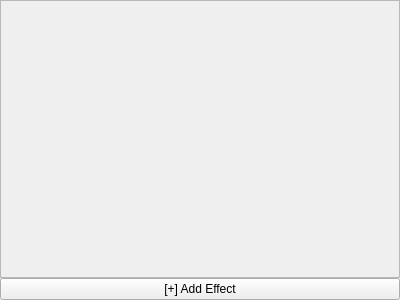
Before: the Qt Designer form panels/effectcontrols.ui in olive-editor/olive, drawn with Qt 5.
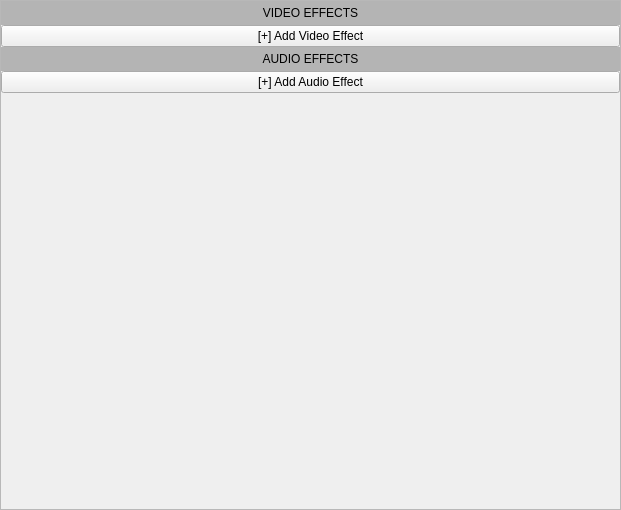
After: the same form once the commit is applied.

The edit to the form file:
```diff
--- a/panels/effectcontrols.ui
+++ b/panels/effectcontrols.ui
@@ -6,8 +6,8 @@
    <rect>
     <x>0</x>
     <y>0</y>
-    <width>400</width>
-    <height>300</height>
+    <width>621</width>
+    <height>510</height>
    </rect>
   </property>
   <property name="sizePolicy">
@@ -49,11 +49,14 @@
         <rect>
          <x>0</x>
          <y>0</y>
-         <width>398</width>
-         <height>253</height>
+         <width>619</width>
+         <height>482</height>
         </rect>
        </property>
        <layout class="QVBoxLayout" name="verticalLayout_2">
+        <property name="spacing">
+         <number>0</number>
+        </property>
         <property name="leftMargin">
          <number>0</number>
         </property>
@@ -66,6 +69,157 @@
         <property name="bottomMargin">
          <number>0</number>
         </property>
+        <item>
+         <widget class="QWidget" name="vcontainer" native="true">
+          <layout class="QVBoxLayout" name="verticalLayout_3">
+           <property name="spacing">
+            <number>0</number>
+           </property>
+           <property name="leftMargin">
+            <number>0</number>
+           </property>
+           <property name="topMargin">
+            <number>0</number>
+           </property>
+           <property name="rightMargin">
+            <number>0</number>
+           </property>
+           <property name="bottomMargin">
+            <number>0</number>
+           </property>
+           <item>
+            <widget class="QLabel" name="label">
+             <property name="sizePolicy">
+              <sizepolicy hsizetype="Preferred" vsizetype="Maximum">
+               <horstretch>0</horstretch>
+               <verstretch>0</verstretch>
+              </sizepolicy>
+             </property>
+             <property name="font">
+              <font>
+               <pointsize>9</pointsize>
+              </font>
+             </property>
+             <property name="styleSheet">
+              <string notr="true">padding: 5px;
+background: rgba(0, 0, 0, 0.25);</string>
+             </property>
+             <property name="text">
+              <string>VIDEO EFFECTS</string>
+             </property>
+             <property name="alignment">
+              <set>Qt::AlignCenter</set>
+             </property>
+            </widget>
+           </item>
+           <item>
+            <widget class="QWidget" name="video_effect_area" native="true">
+             <layout class="QVBoxLayout" name="verticalLayout_6">
+              <property name="spacing">
+               <number>0</number>
+              </property>
+              <property name="leftMargin">
+               <number>0</number>
+              </property>
+              <property name="topMargin">
+               <number>0</number>
+              </property>
+              <property name="rightMargin">
+               <number>0</number>
+              </property>
+              <property name="bottomMargin">
+               <number>0</number>
+              </property>
+             </layout>
+            </widget>
+           </item>
+           <item>
+            <widget class="QPushButton" name="add_video_effect_button">
+             <property name="styleSheet">
+              <string notr="true"/>
+             </property>
+             <property name="text">
+              <string>[+] Add Video Effect</string>
+             </property>
+            </widget>
+           </item>
+          </layout>
+         </widget>
+        </item>
+        <item>
+         <widget class="QWidget" name="acontainer" native="true">
+          <layout class="QVBoxLayout" name="verticalLayout_4">
+           <property name="spacing">
+            <number>0</number>
+           </property>
+           <property name="leftMargin">
+            <number>0</number>
+           </property>
+           <property name="topMargin">
+            <number>0</number>
+           </property>
+           <property name="rightMargin">
+            <number>0</number>
+           </property>
+           <property name="bottomMargin">
+            <number>0</number>
+           </property>
+           <item>
+            <widget class="QLabel" name="label_2">
+             <property name="sizePolicy">
+              <sizepolicy hsizetype="Preferred" vsizetype="Maximum">
+               <horstretch>0</horstretch>
+               <verstretch>0</verstretch>
+              </sizepolicy>
+             </property>
+             <property name="font">
+              <font>
+               <pointsize>9</pointsize>
+              </font>
+             </property>
+             <property name="styleSheet">
+              <string notr="true">padding: 5px;
+background: rgba(0, 0, 0, 0.25);</string>
+             </property>
+             <property name="text">
+              <string>AUDIO EFFECTS</string>
+             </property>
+             <property name="alignment">
+              <set>Qt::AlignCenter</set>
+             </property>
+            </widget>
+           </item>
+           <item>
+            <widget class="QWidget" name="audio_effect_area" native="true">
+             <layout class="QVBoxLayout" name="verticalLayout_5">
+              <property name="spacing">
+               <number>0</number>
+              </property>
+              <property name="leftMargin">
+               <number>0</number>
+              </property>
+              <property name="topMargin">
+               <number>0</number>
+              </property>
+              <property name="rightMargin">
+               <number>0</number>
+              </property>
+              <property name="bottomMargin">
+               <number>0</number>
+              </property>
+             </layout>
+            </widget>
+           </item>
+           <item>
+            <widget class="QPushButton" name="add_audio_effect_button">
+             <property name="text">
+              <string>[+] Add Audio Effect</string>
+             </property>
+            </widget>
+           </item>
+          </layout>
+         </widget>
+        </item>
         <item>
          <spacer name="verticalSpacer">
           <property name="orientation">
@@ -83,13 +237,6 @@
       </widget>
      </widget>
     </item>
-    <item>
-     <widget class="QPushButton" name="pushButton">
-      <property name="text">
-       <string>[+] Add Effect</string>
-      </property>
-     </widget>
-    </item>
    </layout>
   </widget>
  </widget>
```
